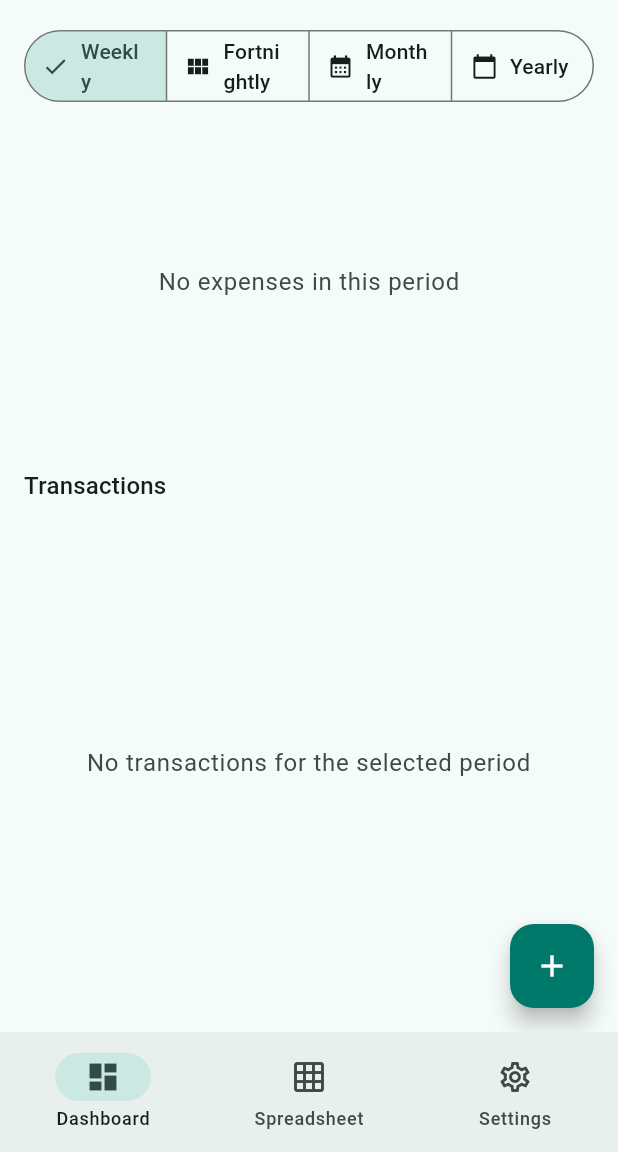
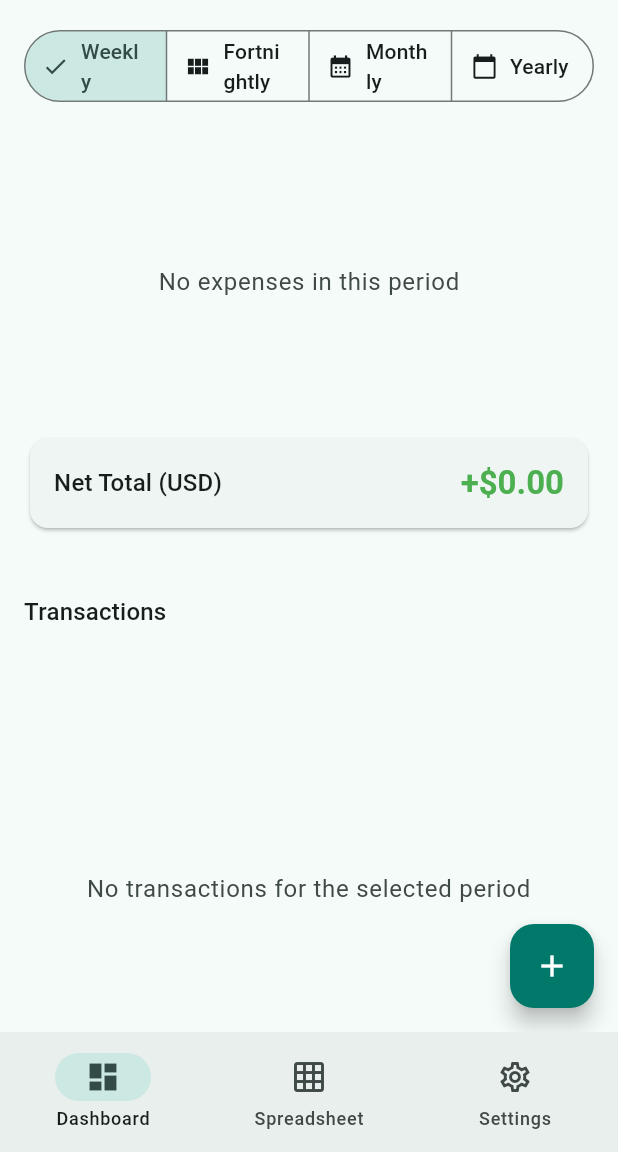
Before and after one commit to tintinap/expense_tracking_app, a Flutter app: the screen it shows after launch, after a tap on "Weekly", on a phone screen of 412 x 824 dp, the part 84-1236 px from its top. Run offline on Flutter 3.47's test engine with Material 3 defaults, Android fonts, the phone set to English and light mode, and no system bars; our stand-ins replace file_picker, hive, hive_flutter, share_plus; missing offline and left inert: excel, pluto_grid; accounts and stored records are empty.

Commit message:
add the currency selection

```diff
--- a/lib/core/currency_helper.dart
+++ b/lib/core/currency_helper.dart
@@ -1,6 +1,6 @@
 import 'package:intl/intl.dart';
 
-/// Currency codes supported by the app.
+/// Currency codes supported by the app (all supported by Frankfurter for rates).
 enum CurrencyCode {
   usd('USD', 'US Dollar', '\$'),
   eur('EUR', 'Euro', '€'),
@@ -8,12 +8,26 @@ enum CurrencyCode {
   jpy('JPY', 'Japanese Yen', '¥'),
   thb('THB', 'Thai Baht', '฿'),
   cny('CNY', 'Chinese Yuan', '¥'),
+  aud('AUD', 'Australian Dollar', 'A\$'),
+  cad('CAD', 'Canadian Dollar', 'C\$'),
+  chf('CHF', 'Swiss Franc', 'CHF'),
+  inr('INR', 'Indian Rupee', '₹'),
+  sgd('SGD', 'Singapore Dollar', 'S\$'),
+  krw('KRW', 'South Korean Won', '₩'),
   ;
 
   final String code;
   final String name;
   final String symbol;
   const CurrencyCode(this.code, this.name, this.symbol);
+
+  static CurrencyCode? fromCode(String code) {
+    final upper = code.toUpperCase();
+    for (final c in CurrencyCode.values) {
+      if (c.code == upper) return c;
+    }
+    return null;
+  }
 
   NumberFormat get formatter => NumberFormat.currency(
         locale: 'en_US',
@@ -27,4 +41,13 @@ enum CurrencyCode {
     final formatted = formatter.format(amount.abs());
     return amount >= 0 ? '+$formatted' : '-$formatted';
   }
+
+  /// Format amount in a given currency code. Falls back to "CODE amount" if unknown.
+  static String formatSignedInCurrency(double amount, String currencyCode) {
+    final c = fromCode(currencyCode);
+    if (c != null) return c.formatSigned(amount);
+    final abs = amount.abs();
+    final sign = amount >= 0 ? '+' : '-';
+    return '$sign$abs $currencyCode';
+  }
 }
--- a/lib/data/models/expense.dart
+++ b/lib/data/models/expense.dart
@@ -24,6 +24,9 @@ class Expense extends HiveObject {
   @HiveField(5)
   final bool isIncome;
 
+  @HiveField(6)
+  final String currencyCode;
+
   Expense({
     required this.id,
     required this.amount,
@@ -31,6 +34,7 @@ class Expense extends HiveObject {
     required this.categoryIndex,
     this.note,
     this.isIncome = false,
+    this.currencyCode = 'USD',
   });
 
   Category get category => CategoryExtension.fromIndex(categoryIndex);
@@ -42,6 +46,7 @@ class Expense extends HiveObject {
     int? categoryIndex,
     String? note,
     bool? isIncome,
+    String? currencyCode,
   }) {
     return Expense(
       id: id ?? this.id,
@@ -50,6 +55,7 @@ class Expense extends HiveObject {
       categoryIndex: categoryIndex ?? this.categoryIndex,
       note: note ?? this.note,
       isIncome: isIncome ?? this.isIncome,
+      currencyCode: currencyCode ?? this.currencyCode,
     );
   }
 }
--- a/lib/providers/expense_provider.dart
+++ b/lib/providers/expense_provider.dart
@@ -5,6 +5,7 @@ import '../core/constants.dart';
 import '../data/hive/hive_service.dart';
 import '../data/models/category.dart';
 import '../data/models/expense.dart';
+import '../services/exchange_rate_service.dart';
 
 class ExpenseProvider extends ChangeNotifier {
   Box<Expense> get _box => HiveService.expensesBox;
@@ -50,6 +51,61 @@ class ExpenseProvider extends ChangeNotifier {
     notifyListeners();
   }
 
+  /// Sum of filtered expenses converted to [displayCurrency].
+  /// Income positive, expenses negative.
+  Future<double> getConvertedTotal(
+    FilterType filter,
+    String displayCurrency,
+  ) async {
+    var total = 0.0;
+    for (final expense in filteredExpenses(filter)) {
+      var amount = expense.isIncome ? expense.amount : -expense.amount;
+      if (expense.currencyCode != displayCurrency) {
+        final converted = await ExchangeRateService.convert(
+          amount: amount.abs(),
+          fromCurrency: expense.currencyCode,
+          toCurrency: displayCurrency,
+          date: expense.date,
+        );
+        if (converted != null) {
+          amount = expense.isIncome ? converted : -converted;
+        }
+      }
+      total += amount;
+    }
+    return total;
+  }
+
+  /// Per-category totals in [displayCurrency].
+  Future<Map<Category, double>> getConvertedTotalsByCategory(
+    FilterType filter,
+    String displayCurrency,
+  ) async {
+    final result = <Category, double>{};
+    for (final category in Category.values) {
+      result[category] = 0.0;
+    }
+
+    for (final expense in filteredExpenses(filter)) {
+      var amount = expense.isIncome ? expense.amount : -expense.amount;
+      if (expense.currencyCode != displayCurrency) {
+        final converted = await ExchangeRateService.convert(
+          amount: amount.abs(),
+          fromCurrency: expense.currencyCode,
+          toCurrency: displayCurrency,
+          date: expense.date,
+        );
+        if (converted != null) {
+          amount = expense.isIncome ? converted : -converted;
+        }
+      }
+      result[expense.category] =
+          (result[expense.category] ?? 0) + amount;
+    }
+
+    return result;
+  }
+
   Map<Category, Map<String, double>> getSpreadsheetData(FilterType filter) {
     final result = <Category, Map<String, double>>{};
     for (final category in Category.values) {
@@ -69,6 +125,49 @@ class ExpenseProvider extends ChangeNotifier {
 
       final category = expense.category;
       final value = expense.isIncome ? expense.amount : -expense.amount;
+      result[category]![periodKey] =
+          (result[category]![periodKey] ?? 0) + value;
+    }
+
+    return result;
+  }
+
+  /// Returns spreadsheet data with amounts converted to [displayCurrency].
+  Future<Map<Category, Map<String, double>>> getConvertedSpreadsheetData(
+    FilterType filter,
+    String displayCurrency,
+  ) async {
+    final result = <Category, Map<String, double>>{};
+    for (final category in Category.values) {
+      result[category] = {};
+    }
+
+    final periodKeys = getPeriodKeys(filter);
+    for (final key in periodKeys) {
+      for (final category in Category.values) {
+        result[category]![key] = 0.0;
+      }
+    }
+
+    final filtered = filteredExpenses(filter);
+    for (final expense in filtered) {
+      final periodKey = _getPeriodKey(expense.date, filter);
+      if (periodKey == null) continue;
+
+      var value = expense.isIncome ? expense.amount : -expense.amount;
+      if (expense.currencyCode != displayCurrency) {
+        final converted = await ExchangeRateService.convert(
+          amount: value.abs(),
+          fromCurrency: expense.currencyCode,
+          toCurrency: displayCurrency,
+          date: expense.date,
+        );
+        if (converted != null) {
+          value = expense.isIncome ? converted : -converted;
+        }
+      }
+
+      final category = expense.category;
       result[category]![periodKey] =
           (result[category]![periodKey] ?? 0) + value;
     }
--- a/lib/screens/dashboard/dashboard_screen.dart
+++ b/lib/screens/dashboard/dashboard_screen.dart
@@ -2,8 +2,10 @@ import 'package:flutter/material.dart';
 import 'package:provider/provider.dart';
 
 import '../../core/constants.dart';
+import '../../core/currency_helper.dart';
 import '../../data/models/expense.dart';
 import '../../providers/expense_provider.dart';
+import '../../providers/settings_provider.dart';
 import '../../widgets/category_pie_chart.dart';
 import '../../widgets/expense_list.dart';
 import '../../widgets/filter_tabs.dart';
@@ -25,9 +27,10 @@ class _DashboardScreenState extends State<DashboardScreen> {
       appBar: AppBar(
         title: const Text('DailySpend'),
       ),
-      body: Consumer<ExpenseProvider>(
-        builder: (context, provider, _) {
+      body: Consumer2<ExpenseProvider, SettingsProvider>(
+        builder: (context, provider, settings, _) {
           final expenses = provider.filteredExpenses(_filter);
+          final displayCurrency = settings.currency;
           return Column(
             children: [
               Padding(
@@ -47,6 +50,40 @@ class _DashboardScreenState extends State<DashboardScreen> {
                           expenses: expenses,
                           filter: _filter,
                         ),
+                      ),
+                      FutureBuilder<double>(
+                        future: provider.getConvertedTotal(
+                          _filter,
+                          displayCurrency.code,
+                        ),
+                        builder: (context, totalSnap) {
+                          if (!totalSnap.hasData) return const SizedBox.shrink();
+                          final total = totalSnap.data!;
+                          return Padding(
+                            padding: const EdgeInsets.fromLTRB(16, 0, 16, 16),
+                            child: Card(
+                              child: Padding(
+                                padding: const EdgeInsets.all(16),
+                                child: Row(
+                                  mainAxisAlignment: MainAxisAlignment.spaceBetween,
+                                  children: [
+                                    Text(
+                                      'Net Total (${displayCurrency.code})',
+                                      style: Theme.of(context).textTheme.titleMedium,
+                                    ),
+                                    Text(
+                                      displayCurrency.formatSigned(total),
+                                      style: Theme.of(context).textTheme.titleLarge?.copyWith(
+                                            color: total >= 0 ? Colors.green : Colors.red,
+                                            fontWeight: FontWeight.bold,
+                                          ),
+                                    ),
+                                  ],
+                                ),
+                              ),
+                            ),
+                          );
+                        },
                       ),
                       const SizedBox(height: 24),
                       Padding(
--- a/lib/screens/spreadsheet/spreadsheet_screen.dart
+++ b/lib/screens/spreadsheet/spreadsheet_screen.dart
@@ -39,22 +39,54 @@ class _SpreadsheetScreenState extends State<SpreadsheetScreen> {
       appBar: AppBar(
         title: const Text('Spreadsheet View'),
       ),
-      body: Consumer<ExpenseProvider>(
-        builder: (context, provider, _) {
-          final spreadsheetData = provider.getSpreadsheetData(_filter);
+      body: Consumer2<ExpenseProvider, SettingsProvider>(
+        builder: (context, provider, settings, _) {
           final periodKeys = provider.getPeriodKeys(_filter);
           final periodLabels = provider.getPeriodLabels(_filter);
-
-          final currency = context.watch<SettingsProvider>().currency;
+          final currency = settings.currency;
           final columns = _buildColumns(
             context,
             periodKeys,
             periodLabels,
             currency,
           );
-          final rows = _buildRows(spreadsheetData, periodKeys);
 
-          return Column(
+          return FutureBuilder<Map<Category, Map<String, double>>>(
+            future: provider.getConvertedSpreadsheetData(
+              _filter,
+              currency.code,
+            ),
+            builder: (context, snapshot) {
+              if (!snapshot.hasData) {
+                return Column(
+                  children: [
+                    Padding(
+                      padding: const EdgeInsets.all(16),
+                      child: FilterTabs(
+                        selectedFilter: _filter,
+                        onFilterChanged: (f) => setState(() => _filter = f),
+                      ),
+                    ),
+                    Expanded(
+                      child: Center(
+                        child: snapshot.connectionState == ConnectionState.waiting
+                            ? const CircularProgressIndicator()
+                            : Text(
+                                'No data. Add expenses to see the spreadsheet.',
+                                style: Theme.of(context).textTheme.bodyLarge?.copyWith(
+                                      color: Theme.of(context).colorScheme.onSurfaceVariant,
+                                    ),
+                                textAlign: TextAlign.center,
+                              ),
+                      ),
+                    ),
+                  ],
+                );
+              }
+              final spreadsheetData = snapshot.data!;
+              final rows = _buildRows(spreadsheetData, periodKeys);
+
+              return Column(
             children: [
               Padding(
                 padding: const EdgeInsets.all(16),
@@ -87,6 +119,8 @@ class _SpreadsheetScreenState extends State<SpreadsheetScreen> {
                 ),
               ),
             ],
+          );
+            },
           );
         },
       ),
--- /dev/null
+++ b/lib/services/exchange_rate_service.dart
@@ -0,0 +1,69 @@
+import 'dart:convert';
+
+import 'package:http/http.dart' as http;
+
+/// Exchange rates from Frankfurter API (ECB-backed, free, no API key).
+/// Similar data quality to Google Finance - updated daily.
+class ExchangeRateService {
+  static const _baseUrl = 'https://api.frankfurter.dev/v1';
+
+  static final Map<String, double?> _cache = {};
+
+  /// Convert amount from [fromCurrency] to [toCurrency] using rate on [date].
+  /// Returns null if rate unavailable (network error or unsupported currency).
+  static Future<double?> convert({
+    required double amount,
+    required String fromCurrency,
+    required String toCurrency,
+    required DateTime date,
+  }) async {
+    if (fromCurrency == toCurrency) return amount;
+
+    final cacheKey = '${fromCurrency}_${toCurrency}_${_dateKey(date)}';
+    final rate = _cache[cacheKey] ??= await _fetchRate(fromCurrency, toCurrency, date);
+    if (rate == null) return null;
+
+    return amount * rate;
+  }
+
+  /// Get exchange rate from [fromCurrency] to [toCurrency] on [date].
+  /// Returns 1.0 if same currency, null if unavailable.
+  static Future<double?> getRate({
+    required String fromCurrency,
+    required String toCurrency,
+    required DateTime date,
+  }) async {
+    if (fromCurrency == toCurrency) return 1.0;
+    final cacheKey = '${fromCurrency}_${toCurrency}_${_dateKey(date)}';
+    return _cache[cacheKey] ??= await _fetchRate(fromCurrency, toCurrency, date);
+  }
+
+  static Future<double?> _fetchRate(String from, String to, DateTime date) async {
+    try {
+      final dateStr = _dateKey(date);
+      final uri = Uri.parse('$_baseUrl/$dateStr?base=$from&symbols=$to');
+      final response = await http.get(uri).timeout(
+        const Duration(seconds: 10),
+        onTimeout: () => http.Response('', 408),
+      );
+
+      if (response.statusCode != 200) return null;
+
+      final json = jsonDecode(response.body) as Map<String, dynamic>;
+      final rates = json['rates'] as Map<String, dynamic>?;
+      if (rates == null || !rates.containsKey(to)) return null;
+
+      final value = rates[to];
+      if (value is num) return value.toDouble();
+      return null;
+    } catch (_) {
+      return null;
+    }
+  }
+
+  static String _dateKey(DateTime d) =>
+      '${d.year}-${d.month.toString().padLeft(2, '0')}-${d.day.toString().padLeft(2, '0')}';
+
+  /// Clear cache (e.g. when user wants fresh rates).
+  static void clearCache() => _cache.clear();
+}
--- a/lib/services/export_service.dart
+++ b/lib/services/export_service.dart
@@ -48,6 +48,7 @@ class ExportService {
       TextCellValue('Date'),
       TextCellValue('Category'),
       TextCellValue('Amount'),
+      TextCellValue('Currency'),
       TextCellValue('Note'),
     ]);
 
@@ -60,6 +61,7 @@ class ExportService {
         ),
         TextCellValue(e.category.label),
         DoubleCellValue(e.isIncome ? e.amount : -e.amount),
+        TextCellValue(e.currencyCode),
         TextCellValue(e.note ?? ''),
       ]);
     }
--- a/lib/widgets/category_pie_chart.dart
+++ b/lib/widgets/category_pie_chart.dart
@@ -21,7 +21,29 @@ class CategoryPieChart extends StatelessWidget {
 
   @override
   Widget build(BuildContext context) {
-    final data = _aggregateByCategory();
+    final displayCurrency = context.watch<SettingsProvider>().currency.code;
+    return FutureBuilder<Map<Category, double>>(
+      future: context.read<ExpenseProvider>().getConvertedTotalsByCategory(
+            filter,
+            displayCurrency,
+          ),
+      builder: (context, snapshot) {
+        if (!snapshot.hasData) {
+          return SizedBox(
+            height: 200,
+            child: Center(
+              child: snapshot.connectionState == ConnectionState.waiting
+                  ? const CircularProgressIndicator()
+                  : Text(
+                      'No data for the selected period',
+                      style: Theme.of(context).textTheme.bodyLarge?.copyWith(
+                            color: Theme.of(context).colorScheme.onSurfaceVariant,
+                          ),
+                    ),
+            ),
+          );
+        }
+        final data = snapshot.data!;
     if (data.isEmpty) {
       return SizedBox(
         height: 200,
@@ -104,17 +126,7 @@ class CategoryPieChart extends StatelessWidget {
         ),
       ],
     );
-  }
-
-  Map<Category, double> _aggregateByCategory() {
-    final result = <Category, double>{};
-    for (final cat in Category.values) {
-      result[cat] = 0;
-    }
-    for (final expense in expenses) {
-      result[expense.category] =
-          (result[expense.category] ?? 0) + expense.amount;
-    }
-    return result;
+      },
+    );
   }
 }
--- a/lib/widgets/expense_list.dart
+++ b/lib/widgets/expense_list.dart
@@ -6,7 +6,6 @@ import '../core/constants.dart';
 import '../core/currency_helper.dart';
 import '../data/models/category.dart';
 import '../data/models/expense.dart';
-import '../providers/settings_provider.dart';
 import '../providers/expense_provider.dart';
 
 class ExpenseList extends StatelessWidget {
@@ -98,7 +97,7 @@ class _ExpenseTile extends StatelessWidget {
   Widget build(BuildContext context) {
     final amount = expense.isIncome ? expense.amount : -expense.amount;
     final isPositive = amount >= 0;
-    final currency = context.watch<SettingsProvider>().currency;
+    final formatted = CurrencyCode.formatSignedInCurrency(amount, expense.currencyCode);
 
     return Card(
       margin: const EdgeInsets.only(bottom: 8),
@@ -115,7 +114,7 @@ class _ExpenseTile extends StatelessWidget {
           mainAxisSize: MainAxisSize.min,
           children: [
             Text(
-              currency.formatSigned(amount),
+              formatted,
               style: Theme.of(context).textTheme.titleMedium?.copyWith(
                     color: isPositive ? Colors.green : Colors.red,
                     fontWeight: FontWeight.w600,
--- a/pubspec.yaml
+++ b/pubspec.yaml
@@ -19,6 +19,7 @@ dependencies:
   share_plus: ^7.2.2
   uuid: ^4.3.3
   file_picker: ^8.0.0+1
+  http: ^1.2.0
 
 dev_dependencies:
   flutter_test:
```
Also changed, not shown: lib/screens/expense_form_screen.dart (+31 -4 lines), lib/services/import_service.dart (+36 -2 lines), lib/data/models/expense.g.dart, 2 other files.
